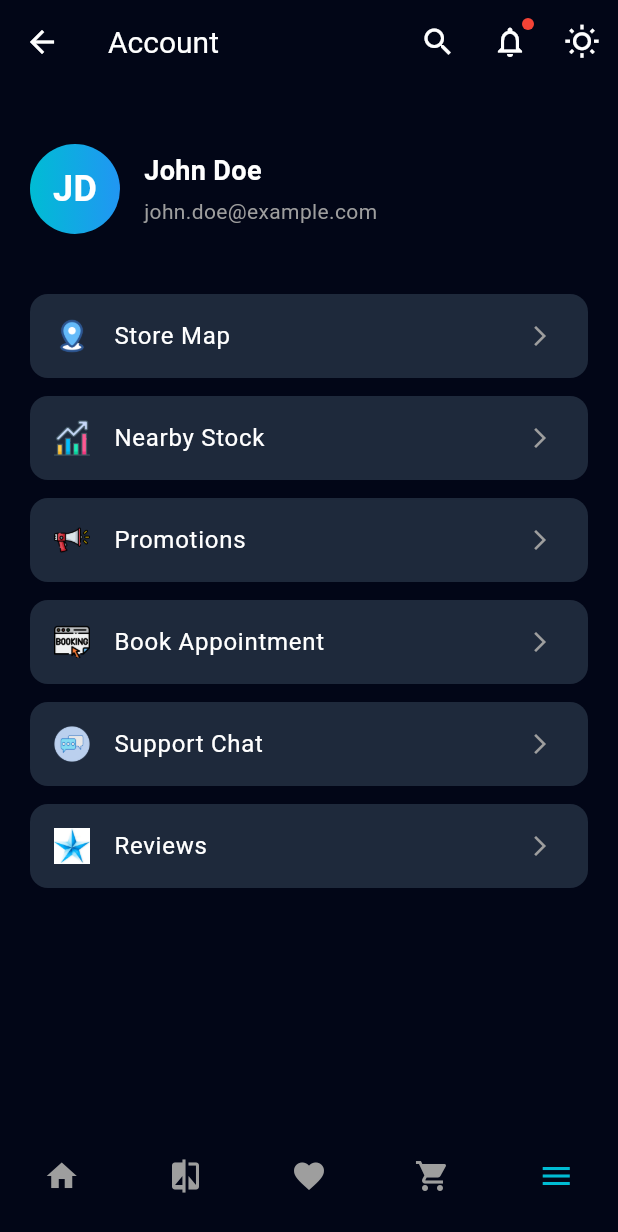
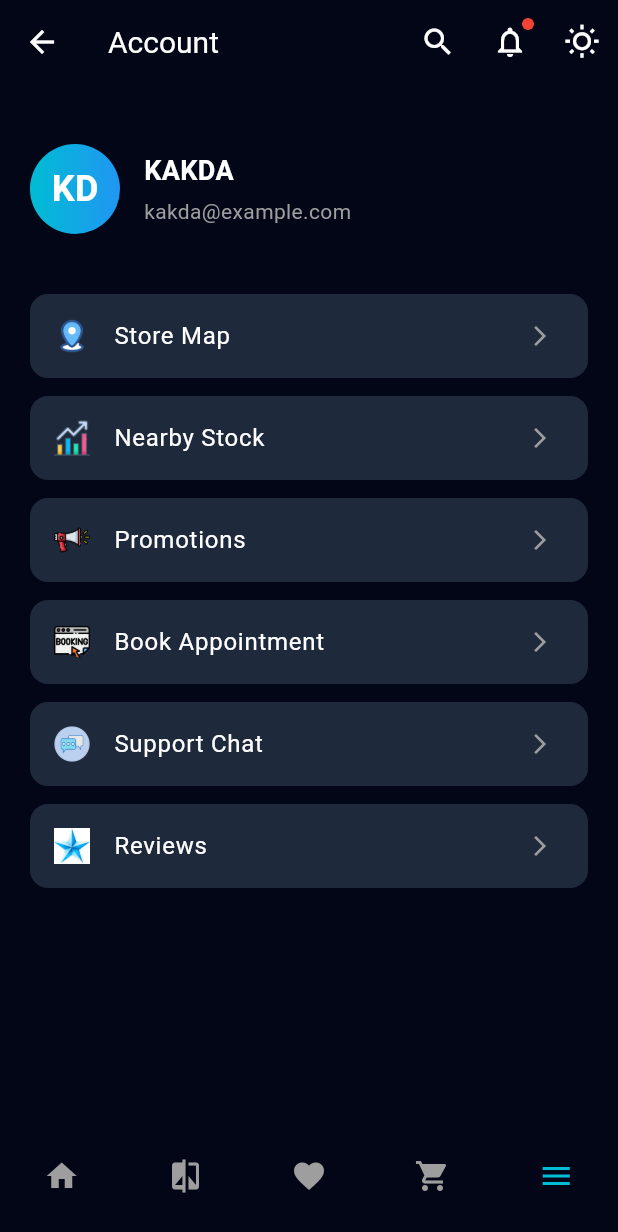
Before and after one commit to Nget-Darapich/Phone-shop, a Flutter app: the MoreScreen screen opened by its route, on a phone screen of 412 x 824 dp. Shown: the top 1232 px of the screen. Run offline on Flutter 3.47's test engine with Material 3 defaults, Android fonts, the phone set to English and light mode, and no system bars; Roboto replaces fonts that are missing (Poppins).

Commit message:
fix error

```diff
--- a/lib/features/more/screens/more_screen.dart
+++ b/lib/features/more/screens/more_screen.dart
@@ -74,7 +74,7 @@ class MoreScreen extends StatelessWidget {
                       ),
                       child: const Center(
                         child: Text(
-                          'JD',
+                          'KD',
                           style: TextStyle(
                             color: Colors.white,
                             fontSize: 24,
@@ -88,7 +88,7 @@ class MoreScreen extends StatelessWidget {
                       crossAxisAlignment: CrossAxisAlignment.start,
                       children: [
                         Text(
-                          'John Doe',
+                          'KAKDA',
                           style: TextStyle(
                             color: Colors.white,
                             fontSize: 18,
@@ -97,7 +97,7 @@ class MoreScreen extends StatelessWidget {
                         ),
                         SizedBox(height: 4),
                         Text(
-                          'john.doe@example.com',
+                          'kakda@example.com',
                           style: TextStyle(
                             color: Colors.grey,
                             fontSize: 14,
@@ -159,6 +159,9 @@ class MoreScreen extends StatelessWidget {
         color: const Color(0xFF1E293B),
         borderRadius: BorderRadius.circular(12),
       ),
+      child: Material(
+        color: Colors.transparent,
+        borderRadius: BorderRadius.circular(12),
         child: ListTile(
           leading: Image.asset(
             iconPath,
@@ -179,6 +182,7 @@ class MoreScreen extends StatelessWidget {
           ),
           onTap: onTap,
         ),
+      ),
     );
   }
 }
```
Lines whose indentation alone changed are shown as unchanged.
